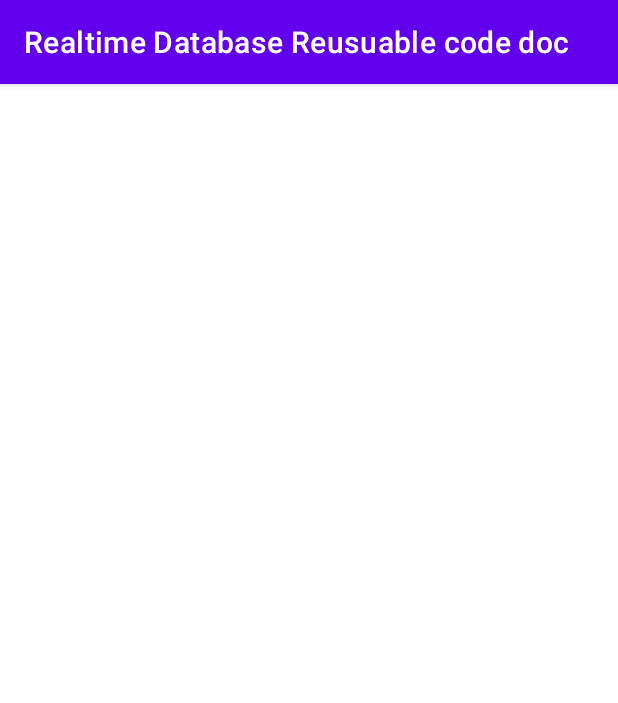
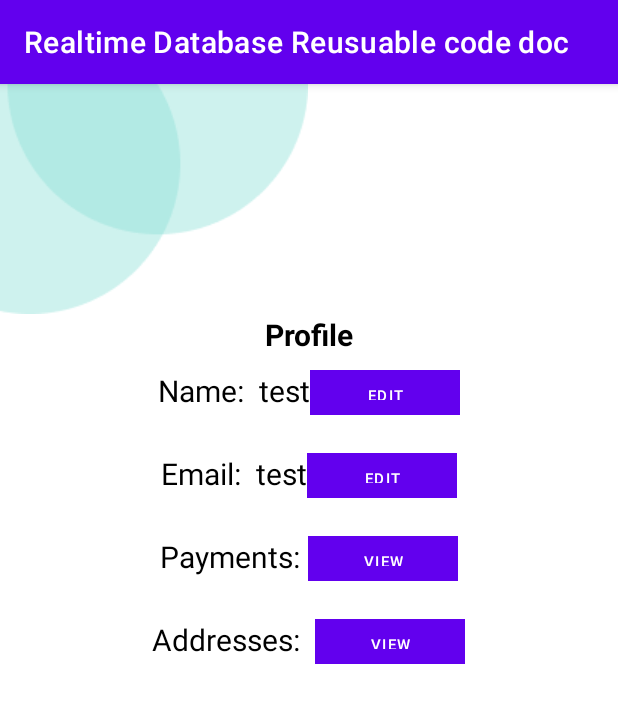
Before and after one commit to theoyugenco/Realtime-Database-Reusuable-Code, an Android app: the Profile screen opened directly, with no data from a screen before it, on a phone screen of 412 x 824 dp. Shown: the top 703 px of the screen. Run offline under Robolectric (Android 15) with nearby library versions, the light colour scheme and no system bars; our stand-ins replace Firebase (no records; nobody signed in at launch, a user with empty details on screens opened directly).

Commit message:
Pushing potentially stable build

```diff
--- a/RealtimeDatabaseReusuablecodedoc/app/src/main/AndroidManifest.xml
+++ b/RealtimeDatabaseReusuablecodedoc/app/src/main/AndroidManifest.xml
@@ -13,9 +13,6 @@
         tools:targetApi="31">
         <activity
             android:name=".Profile"
-            android:exported="false" />
-        <activity
-            android:name=".MainActivity2"
             android:exported="false" />
         <activity
             android:name=".AdminDatabaseManipulator"
--- /dev/null
+++ b/RealtimeDatabaseReusuablecodedoc/app/src/main/res/drawable/input.xml
@@ -0,0 +1,24 @@
+<!-- drawable/input.xml -->
+<vector
+    xmlns:android="http://schemas.android.com/apk/res/android"
+    xmlns:aapt="http://schemas.android.com/aapt"
+    android:width="360dp"
+    android:height="50dp"
+    android:viewportWidth="360"
+    android:viewportHeight="50"
+    >
+
+    <group>
+
+        <clip-path
+            android:pathData="M25 0H335C348.807 0 360 11.1929 360 25C360 38.8071 348.807 50 335 50H25C11.1929 50 0 38.8071 0 25C0 11.1929 11.1929 0 25 0Z"
+            />
+
+        <path
+            android:pathData="M0 0V50H360V0"
+            android:fillColor="#FFFFFF"
+            />
+
+    </group>
+
+</vector>
--- /dev/null
+++ b/RealtimeDatabaseReusuablecodedoc/app/src/main/res/drawable/login_btn.xml
@@ -0,0 +1,23 @@
+<vector
+    xmlns:android="http://schemas.android.com/apk/res/android"
+    xmlns:aapt="http://schemas.android.com/aapt"
+    android:width="360dp"
+    android:height="70dp"
+    android:viewportWidth="360"
+    android:viewportHeight="70"
+    >
+
+    <group>
+
+        <clip-path
+            android:pathData="M0 0H360V70H0V0Z"
+            />
+
+        <path
+            android:pathData="M0 0V70H360V0"
+            android:fillColor="#50C2C9"
+            />
+
+    </group>
+
+</vector>
--- a/RealtimeDatabaseReusuablecodedoc/app/src/main/res/layout/activity_profile.xml
+++ b/RealtimeDatabaseReusuablecodedoc/app/src/main/res/layout/activity_profile.xml
@@ -1,9 +1,179 @@
 <?xml version="1.0" encoding="utf-8"?>
-<androidx.constraintlayout.widget.ConstraintLayout xmlns:android="http://schemas.android.com/apk/res/android"
+<LinearLayout xmlns:android="http://schemas.android.com/apk/res/android"
     xmlns:app="http://schemas.android.com/apk/res-auto"
     xmlns:tools="http://schemas.android.com/tools"
     android:layout_width="match_parent"
     android:layout_height="match_parent"
+    android:orientation="vertical"
+    android:background="@color/design_default_color_background"
     tools:context=".Profile">
 
-</androidx.constraintlayout.widget.ConstraintLayout>
+    <ImageView
+        android:id="@+id/shape"
+        android:layout_width="wrap_content"
+        android:layout_height="wrap_content"
+        android:src="@drawable/shape"/>
+
+
+
+    <TextView
+        android:layout_width="match_parent"
+        android:layout_height="wrap_content"
+        android:text="Profile"
+        android:textAlignment="center"
+        android:textColor="@color/black"
+        android:textSize="20sp"
+        android:textStyle="bold"/>
+
+    <LinearLayout
+        android:layout_width="wrap_content"
+        android:layout_height="wrap_content"
+        android:orientation="horizontal"
+        android:layout_gravity="center_horizontal"
+        android:layout_marginTop="10dp">
+
+        <TextView
+            android:layout_width="wrap_content"
+            android:layout_height="wrap_content"
+            android:layout_marginRight="5dp"
+            android:text="Name: "
+            android:textSize="20sp"
+            android:textColor="@color/black" />
+
+
+        <TextView
+            android:id="@+id/tvName"
+            android:layout_width="wrap_content"
+            android:layout_height="wrap_content"
+            android:text="test"
+            android:textSize="20sp"
+            android:textColor="@color/black"
+             />
+
+        <Button
+            android:id="@+id/btnEditName"
+            android:layout_width="100dp"
+            android:layout_height="30dp"
+            android:layout_gravity="center_horizontal"
+            android:layout_marginTop="15dp"
+            android:background="@drawable/login_btn"
+            android:text="Edit"
+            android:textSize="10sp"
+            android:layout_alignParentRight = "true"
+            />
+
+    </LinearLayout>
+
+    <LinearLayout
+        android:layout_width="wrap_content"
+        android:layout_height="wrap_content"
+        android:orientation="horizontal"
+        android:layout_gravity="center_horizontal"
+        android:layout_marginTop="10dp">
+
+        <TextView
+            android:layout_width="wrap_content"
+            android:layout_height="wrap_content"
+            android:layout_marginRight="5dp"
+            android:text="Email: "
+            android:textSize="20sp"
+            android:textColor="@color/black" />
+
+
+        <TextView
+            android:id="@+id/tvEmail"
+            android:layout_width="wrap_content"
+            android:layout_height="wrap_content"
+            android:text="test"
+            android:textSize="20sp"
+            android:textColor="@color/black"
+            />
+
+        <Button
+            android:id="@+id/btnEditEmail"
+            android:layout_width="100dp"
+            android:layout_height="30dp"
+            android:layout_gravity="center_horizontal"
+            android:layout_marginTop="15dp"
+            android:background="@drawable/login_btn"
+            android:text="Edit"
+            android:textSize="10sp"
+            android:layout_alignParentRight = "true"
+            />
+
+    </LinearLayout>
+
+    <LinearLayout
+        android:layout_width="wrap_content"
+        android:layout_height="wrap_content"
+        android:orientation="horizontal"
+        android:layout_gravity="center_horizontal"
+        android:layout_marginTop="10dp">
+
+        <TextView
+            android:layout_width="wrap_content"
+            android:layout_height="wrap_content"
+            android:layout_marginRight="5dp"
+            android:text="Payments:"
+            android:textSize="20sp"
+            android:textColor="@color/black" />
+
+
+
+
+        <Button
+            android:id="@+id/btnViewPayments"
+            android:layout_width="100dp"
+            android:layout_height="30dp"
+            android:layout_gravity="center_horizontal"
+            android:layout_marginTop="15dp"
+            android:background="@drawable/login_btn"
+            android:text="View"
+            android:textSize="10sp"
+            android:layout_alignParentRight = "true"
+            />
+
+    </LinearLayout>
+
+    <LinearLayout
+        android:layout_width="wrap_content"
+        android:layout_height="wrap_content"
+        android:orientation="horizontal"
+        android:layout_gravity="center_horizontal"
+        android:layout_marginTop="10dp">
+
+        <TextView
+            android:layout_width="wrap_content"
+            android:layout_height="wrap_content"
+            android:layout_marginRight="5dp"
+            android:text="Addresses: "
+            android:textSize="20sp"
+            android:textColor="@color/black" />
+
+
+        <TextView
+            android:id="@+id/tvAddresses"
+            android:layout_width="wrap_content"
+            android:layout_height="wrap_content"
+            android:text=""
+            android:textSize="20sp"
+            android:textColor="@color/black"
+            />
+
+        <Button
+            android:id="@+id/btnViewAddresses"
+            android:layout_width="100dp"
+            android:layout_height="30dp"
+            android:layout_gravity="center_horizontal"
+            android:layout_marginTop="15dp"
+            android:background="@drawable/login_btn"
+            android:text="View"
+            android:textSize="10sp"
+            android:layout_alignParentRight = "true"
+            />
+
+    </LinearLayout>
+
+
+
+</LinearLayout>
```
Also changed, not shown: RealtimeDatabaseReusuablecodedoc/app/src/main/res/drawable/login.png (added), RealtimeDatabaseReusuablecodedoc/app/src/main/res/drawable/login_draw.png (added), RealtimeDatabaseReusuablecodedoc/app/src/main/res/drawable/shape.png (added), RealtimeDatabaseReusuablecodedoc/app/src/main/res/drawable/todo.png (added), 1 other file.
